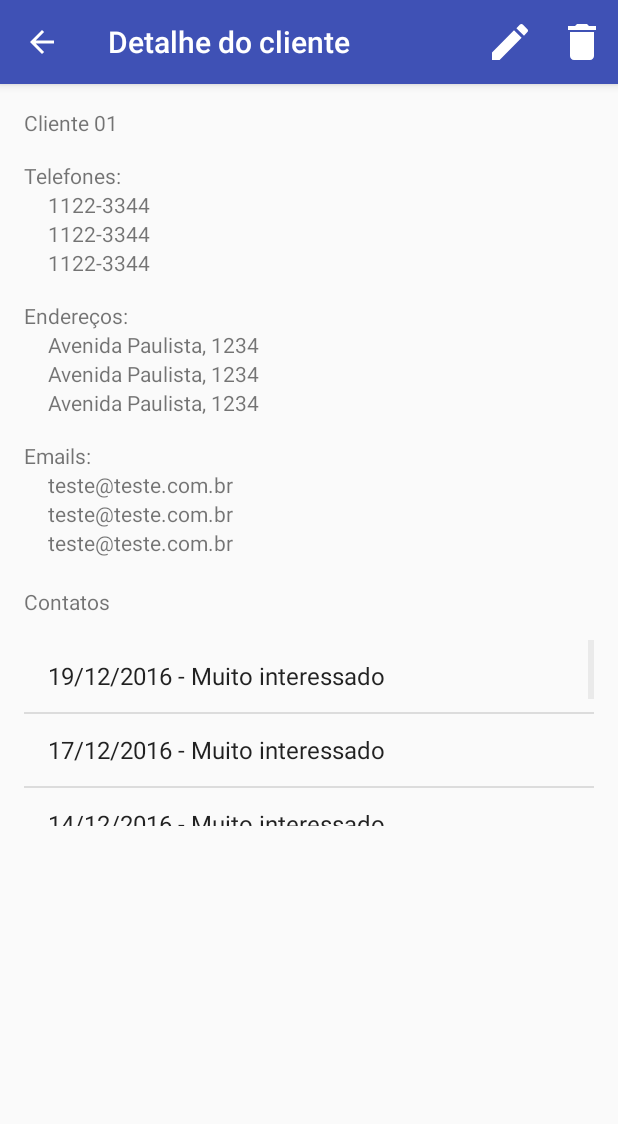
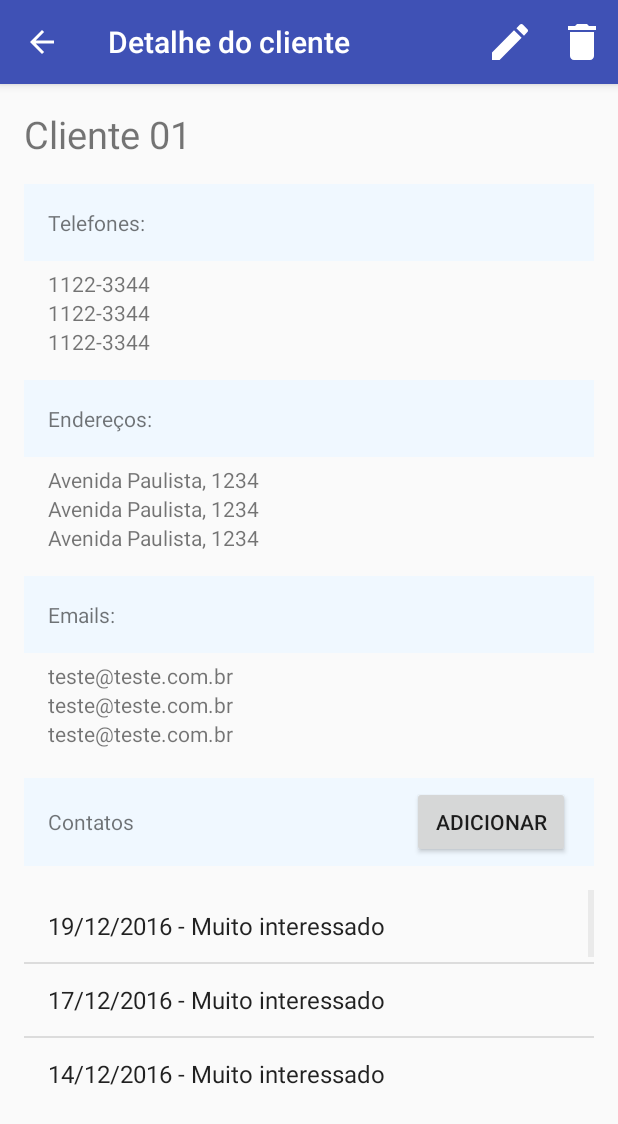
Before and after one commit to ezeqlabs/selltimer, an Android app: the DetalheClienteActivity screen opened directly, with no data from a screen before it, on a phone screen of 412 x 824 dp. Shown: the top 1124 px of the screen. Run offline under Robolectric (Android 15) with nearby library versions, the phone set to English and light mode, and no system bars.

Commit message:
Melhorando telas de detalhe de cliente e de usuário

```diff
--- a/app/src/main/res/layout/activity_detalhe_cliente.xml
+++ b/app/src/main/res/layout/activity_detalhe_cliente.xml
@@ -3,27 +3,31 @@
     xmlns:tools="http://schemas.android.com/tools"
     android:layout_width="match_parent"
     android:layout_height="match_parent"
-    android:paddingBottom="@dimen/activity_vertical_margin"
-    android:paddingLeft="@dimen/activity_horizontal_margin"
-    android:paddingRight="@dimen/activity_horizontal_margin"
-    android:paddingTop="@dimen/activity_vertical_margin"
     tools:context="br.com.ezeqlabs.selltimer.DetalheClienteActivity">
 
     <LinearLayout
         android:layout_width="match_parent"
         android:layout_height="wrap_content"
         android:orientation="vertical"
+        android:paddingBottom="@dimen/activity_vertical_margin"
+        android:paddingLeft="@dimen/activity_horizontal_margin"
+        android:paddingRight="@dimen/activity_horizontal_margin"
+        android:paddingTop="@dimen/activity_vertical_margin"
         >
 
         <TextView
             android:layout_width="match_parent"
             android:layout_height="wrap_content"
+            android:textSize="25sp"
             android:text="Cliente 01"/>
 
         <TextView
             android:layout_width="match_parent"
             android:layout_height="wrap_content"
-            android:paddingTop="16dp"
+            android:layout_marginTop="16dp"
+            android:layout_marginBottom="5dp"
+            android:padding="16dp"
+            android:background="@color/azulAliceBlue"
             android:text="Telefones:"/>
 
         <TextView
@@ -47,7 +51,10 @@
         <TextView
             android:layout_width="match_parent"
             android:layout_height="wrap_content"
-            android:paddingTop="16dp"
+            android:layout_marginTop="16dp"
+            android:layout_marginBottom="5dp"
+            android:padding="16dp"
+            android:background="@color/azulAliceBlue"
             android:text="Endereços:"/>
 
         <TextView
@@ -71,7 +78,10 @@
         <TextView
             android:layout_width="match_parent"
             android:layout_height="wrap_content"
-            android:paddingTop="16dp"
+            android:layout_marginTop="16dp"
+            android:layout_marginBottom="5dp"
+            android:padding="16dp"
+            android:background="@color/azulAliceBlue"
             android:text="Emails:"/>
 
         <TextView
@@ -92,17 +102,45 @@
             android:paddingLeft="16dp"
             android:text="teste@teste.com.br"/>
 
-        <TextView
+        <LinearLayout
             android:layout_width="match_parent"
             android:layout_height="wrap_content"
-            android:paddingTop="20dp"
-            android:text="Contatos"/>
+            android:orientation="horizontal"
+            android:paddingTop="5dp"
+            android:paddingLeft="16dp"
+            android:paddingRight="16dp"
+            android:paddingBottom="5dp"
+            android:background="@color/azulAliceBlue"
+            android:layout_marginTop="20dp">
+
+            <TextView
+                android:layout_width="wrap_content"
+                android:layout_height="wrap_content"
+                android:text="Contatos"/>
+
+            <View
+                android:layout_width="0dp"
+                android:layout_height="0dp"
+                android:layout_weight="1"
+                />
+
+            <Button
+                android:layout_width="wrap_content"
+                android:layout_height="wrap_content"
+                android:text="Adicionar"
+                android:paddingLeft="15dp"
+                android:paddingRight="15dp"
+                />
+
+        </LinearLayout>
+
 
         <ListView
-            android:paddingTop="16dp"
+            android:layout_marginTop="16dp"
             android:id="@+id/listview_contatos"
             android:layout_width="match_parent"
-            android:layout_height="140dp" />
+            android:layout_height="140dp"
+            />
 
     </LinearLayout>
 
--- a/app/src/main/res/values/colors.xml
+++ b/app/src/main/res/values/colors.xml
@@ -18,4 +18,6 @@
 
     <color name="azulSteelBlue">#4682B4</color>
     <color name="azulLightBlue">#ADD8E6</color>
+
+    <color name="azulAliceBlue">#F0F8FF</color>
 </resources>
--- a/app/src/main/res/values/strings.xml
+++ b/app/src/main/res/values/strings.xml
@@ -43,5 +43,8 @@
 
     <!-- DETALHE CONTATO ACTIVITY -->
     <string name="title_activity_detalhe_contato">Detalhe do contato</string>
+    <string name="data_detalhe_contato">Data do contato:</string>
+    <string name="interesse_detalhe_contato">Nível de interesse:</string>
+    <string name="descricao_detalhe_contato">Descrição do contato:</string>
 
 </resources>
```
Also changed, not shown: app/src/main/res/layout/activity_detalhe_contato.xml (+38 -9 lines).
